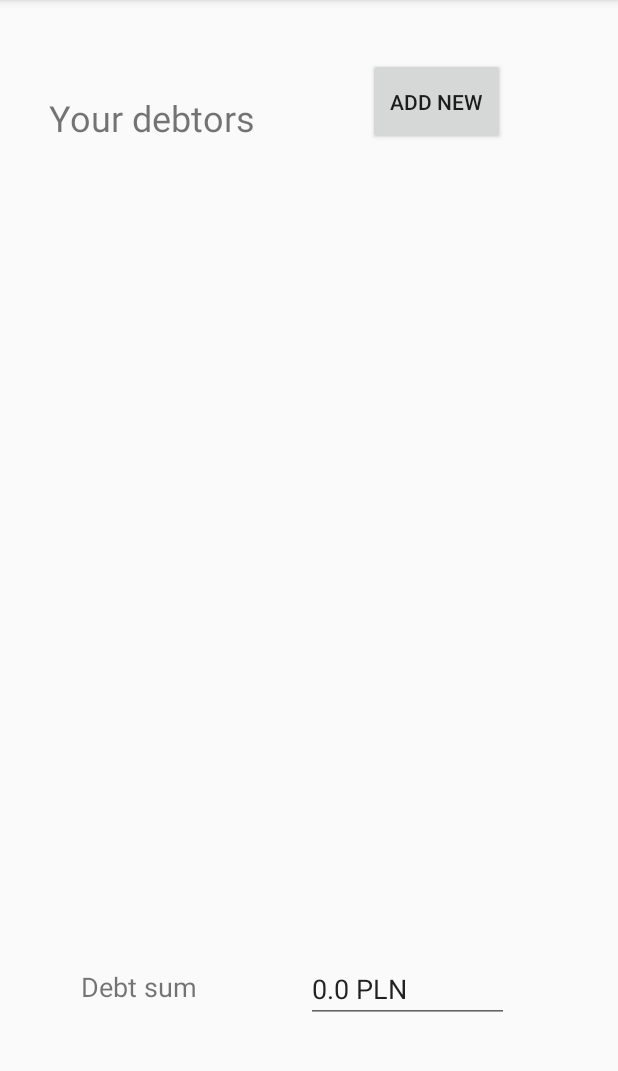
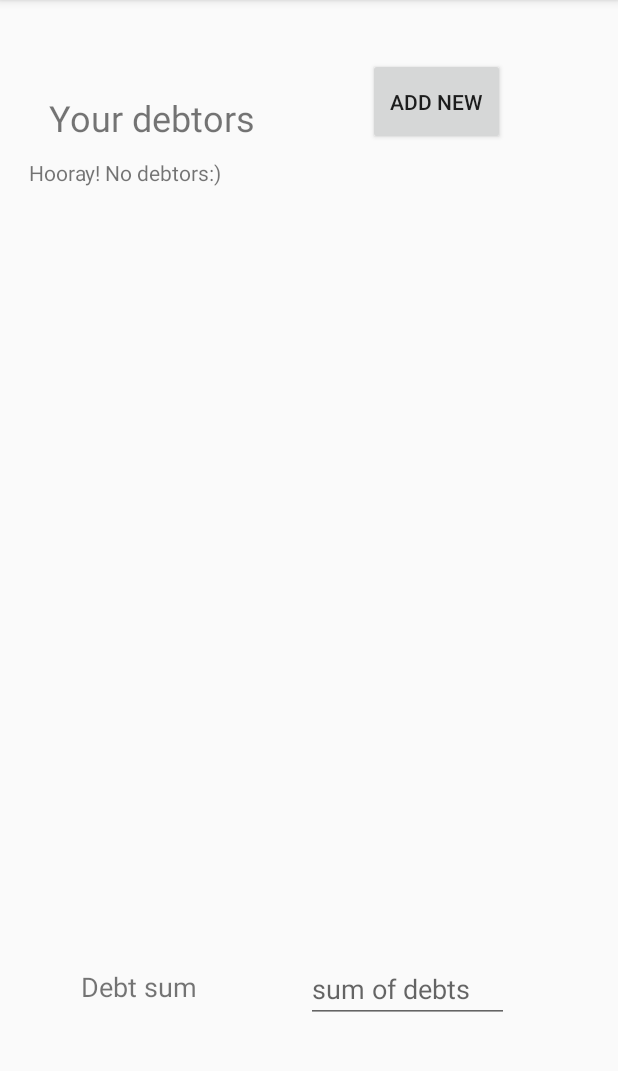
Before and after one commit to wgolanka/paymeapp, an Android app: the screen it shows after launch (MainActivity), on a phone screen of 412 x 824 dp, the part 84-1155 px from its top. Run offline under Robolectric (Android 15) with nearby library versions, the phone set to English and light mode, and no system bars.

Commit message:
Add some null checks, number rounding and toasts, but mostly TODOs

```diff
--- a/app/src/main/java/com/example/paymeapp/MainActivity.kt
+++ b/app/src/main/java/com/example/paymeapp/MainActivity.kt
@@ -2,11 +2,13 @@ package com.example.paymeapp
 
 import android.content.Intent
 import android.os.Bundle
+import android.view.View
 import android.widget.ArrayAdapter
 import android.widget.Button
 import android.widget.ListView
 import android.widget.TextView
 import androidx.appcompat.app.AppCompatActivity
+import java.math.RoundingMode
 
 class MainActivity : AppCompatActivity() {
 
@@ -22,6 +24,7 @@ class MainActivity : AppCompatActivity() {
 
         val debtors: ListView = findViewById(R.id.listView_debtors)
         val addDebtor: Button = findViewById(R.id.button_add_debtor)
+        val noDebtorsTextView: TextView = findViewById(R.id.textView_no_debtors)
 
         adapter = ArrayAdapter(
             applicationContext,
@@ -30,28 +33,24 @@ class MainActivity : AppCompatActivity() {
         )
 
         debtors.adapter = adapter
+        addDebtor.setOnClickListener {
+            openAddDebtorActivity() //TODO I don't notify adapter about changed debtors and it still updated them
+        }
 
-        val debtor1 = Debtor("Adam", 2456.12)
-        val debtor2 = Debtor("Julie", 12.12)
-
-        addDebtor.setOnClickListener {
-            openAddDebtorActivity()
-//            allDebtors.add(debtor1)
-//            allDebtors.add(debtor2)
-//            adapter!!.notifyDataSetChanged()
-//
-//            updateDebtSum() //TODO where to put this method so it runs always after adding new debtor?
+        if (allDebtors.isEmpty()) { // TODO where to put it so it changes after debtor is added?
+            noDebtorsTextView.visibility = View.VISIBLE
+        } else {
+            noDebtorsTextView.visibility = View.INVISIBLE
         }
-        updateDebtSum()
     }
 
-    private fun updateDebtSum() {
+    private fun updateDebtSum() { //TODO where to put this method so it runs always after adding new debtor?
         val debtSum: TextView = findViewById(R.id.num_debt_sum)
         var sum = 0.0
         for (debtor in allDebtors) {
             sum += debtor.owned
         }
-        //TODO round the sum number, it gets ugly with big numbers
+        sum = sum.toBigDecimal().setScale(2, RoundingMode.UP).toDouble() //TODO add tests for this
         debtSum.text = "$sum PLN"
     }
 
--- a/app/src/main/res/layout/activity_add_debtor.xml
+++ b/app/src/main/res/layout/activity_add_debtor.xml
@@ -26,7 +26,7 @@
         android:layout_marginTop="28dp"
         android:ems="10"
         android:hint="@string/field_text_hint"
-        android:inputType="number"
+        android:inputType="numberDecimal"
         app:layout_constraintEnd_toEndOf="parent"
         app:layout_constraintHorizontal_bias="0.396"
         app:layout_constraintStart_toStartOf="parent"
@@ -37,9 +37,9 @@
         android:id="@+id/button_add"
         android:layout_width="wrap_content"
         android:layout_height="wrap_content"
-        android:layout_marginTop="124dp"
+        android:layout_marginTop="60dp"
+        android:onClick="addNewDebtor"
         android:text="@string/add_new_debtor_button"
-        android:onClick="addNewDebtor"
         app:layout_constraintEnd_toEndOf="parent"
         app:layout_constraintHorizontal_bias="0.498"
         app:layout_constraintStart_toStartOf="parent"
--- a/app/src/main/res/layout/activity_main.xml
+++ b/app/src/main/res/layout/activity_main.xml
@@ -68,4 +68,17 @@
         android:focusable="false"
         android:focusableInTouchMode="false"
         />
+
+    <TextView
+        android:id="@+id/textView_no_debtors"
+        android:layout_width="wrap_content"
+        android:layout_height="wrap_content"
+        android:text="Hooray! No debtors:)"
+        android:visibility="invisible"
+        app:layout_constraintBottom_toTopOf="@+id/listView_debtors"
+        app:layout_constraintEnd_toStartOf="@+id/button_add_debtor"
+        app:layout_constraintHorizontal_bias="0.166"
+        app:layout_constraintStart_toStartOf="parent"
+        app:layout_constraintTop_toBottomOf="@+id/text_your_debtors"
+        app:layout_constraintVertical_bias="0.523" />
 </androidx.constraintlayout.widget.ConstraintLayout>
```
Also changed, not shown: app/src/main/java/com/example/paymeapp/AddDebtorActivity.kt (+20 -2 lines).
